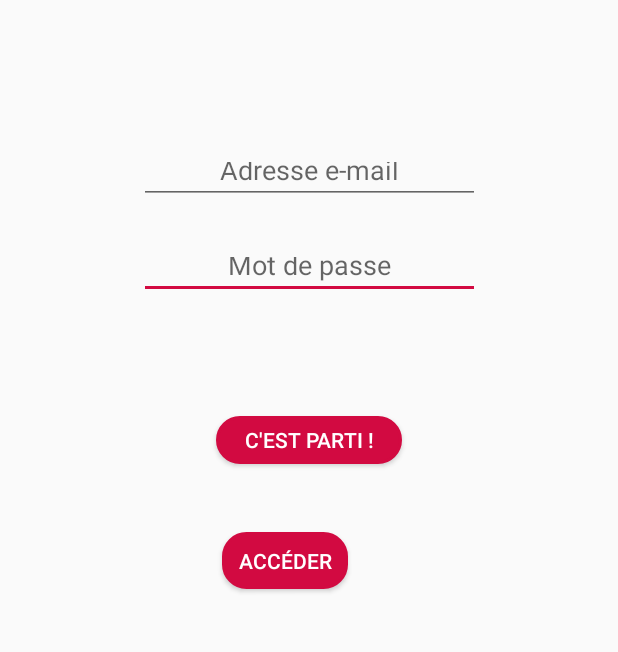
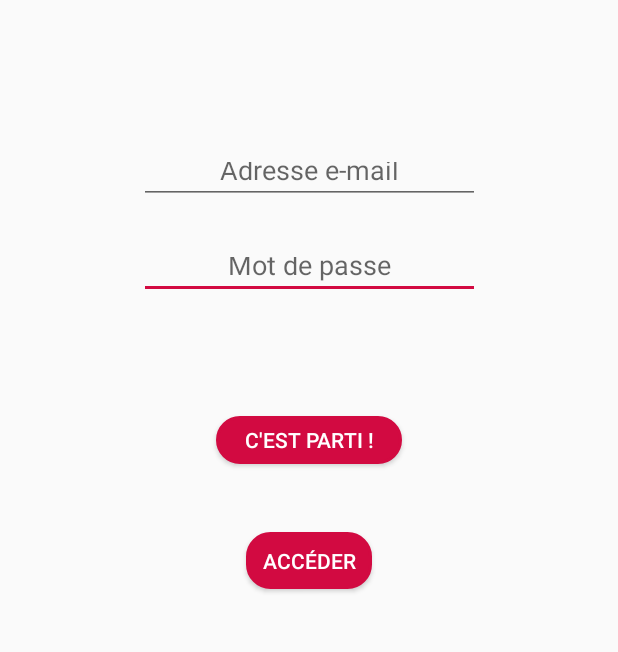
Before and after one commit to Haingue/SportIn, an Android app: the PageLogin screen opened directly, with no data from a screen before it, on a phone screen of 412 x 824 dp, the part 138-790 px from its top. Run offline under Robolectric (Android 15) with nearby library versions, the phone set to English and light mode, and no system bars.

Commit message:
gestion rotation sur la page login

```diff
--- a/SportIn/app/src/main/java/fr/univ_lille1/iutinfo/sportin/PageNav.java
+++ b/SportIn/app/src/main/java/fr/univ_lille1/iutinfo/sportin/PageNav.java
@@ -60,6 +60,7 @@ public class PageNav extends AppCompatActivity
         startActivity(connect);*/
 
         listProg = new ArrayList<>();
+        //TODO modifier le for (en while enventuellement?)
         for(int i = 0;i<10 ; i++){ //TODO ajouter toutes les rencontres futures de l'utilisateur
             String nomSport ="Nom du sport";
             String nomSalle="Nom de la salle";
@@ -150,8 +151,6 @@ public class PageNav extends AppCompatActivity
         r.setTextColor(Color.BLACK);
         r.setBackgroundColor(Color.LTGRAY);
 
-        //TODO afficher list
-
         list = (ListView) findViewById(R.id.list);
         final ArrayAdapter<String> adapter = new ArrayAdapter<String>(PageNav.this,
                 android.R.layout.simple_list_item_1, listProg);
@@ -168,8 +167,6 @@ public class PageNav extends AppCompatActivity
         p.setTextColor(Color.BLACK);
         p.setBackgroundColor(Color.LTGRAY);
 
-        //TODO afficher list
-
          list= (ListView) findViewById(R.id.list);
         final ArrayAdapter<String> adapter = new ArrayAdapter<String>(PageNav.this,
                 android.R.layout.simple_list_item_1, listRenc);
--- /dev/null
+++ b/SportIn/app/src/main/res/layout-land/activity_login.xml
@@ -0,0 +1,163 @@
+<?xml version="1.0" encoding="utf-8"?>
+<LinearLayout xmlns:android="http://schemas.android.com/apk/res/android"
+    xmlns:app="http://schemas.android.com/apk/res-auto"
+    xmlns:tools="http://schemas.android.com/tools"
+    android:orientation="vertical" android:layout_width="match_parent"
+    android:layout_height="match_parent">
+
+    <android.support.constraint.ConstraintLayout
+        android:layout_width="match_parent"
+        android:layout_height="match_parent"
+        tools:context="fr.univ_lille1.iutinfo.sportin.PageLogin">
+
+        <EditText
+            android:id="@+id/mdp"
+            android:layout_width="227dp"
+            android:layout_height="38dp"
+            android:layout_marginLeft="8dp"
+            android:layout_marginRight="8dp"
+            android:layout_marginTop="13dp"
+            android:hint="Mot de passe"
+            android:inputType="textPassword"
+            android:textAlignment="center"
+            app:layout_constraintHorizontal_bias="0.501"
+            app:layout_constraintLeft_toLeftOf="parent"
+            app:layout_constraintRight_toRightOf="parent"
+            app:layout_constraintTop_toBottomOf="@+id/mail" />
+
+        <EditText
+            android:id="@+id/mail"
+            android:layout_width="227dp"
+            android:layout_height="38dp"
+            android:layout_marginLeft="8dp"
+            android:layout_marginRight="8dp"
+            android:layout_marginTop="24dp"
+            android:hint="Adresse e-mail"
+            android:inputType="textEmailAddress"
+            android:textAlignment="center"
+            app:layout_constraintHorizontal_bias="0.504"
+            app:layout_constraintLeft_toLeftOf="parent"
+            app:layout_constraintRight_toRightOf="parent"
+            app:layout_constraintTop_toBottomOf="@+id/logo" />
+
+        <ImageView
+            android:id="@+id/logo"
+            android:layout_width="208dp"
+            android:layout_height="62dp"
+            android:layout_marginLeft="8dp"
+            android:layout_marginRight="8dp"
+            android:layout_marginTop="30dp"
+            app:layout_constraintLeft_toLeftOf="parent"
+            app:layout_constraintRight_toRightOf="parent"
+            app:layout_constraintTop_toTopOf="parent"
+            app:srcCompat="@drawable/logo_sportin_blanc" />
+
+        <Button
+            android:id="@+id/valider"
+            android:layout_width="124dp"
+            android:layout_height="32dp"
+            android:layout_marginLeft="8dp"
+            android:layout_marginRight="8dp"
+            android:layout_marginTop="8dp"
+            android:background="@drawable/fond_bouton"
+            android:backgroundTint="@color/color_sportin"
+            android:onClick="popUp"
+            android:text="C'est parti !"
+            android:textColor="@android:color/background_light"
+            app:layout_constraintHorizontal_bias="0.502"
+            app:layout_constraintLeft_toLeftOf="parent"
+            app:layout_constraintRight_toRightOf="parent"
+            app:layout_constraintTop_toBottomOf="@+id/mdp" />
+
+        <Button
+            android:id="@+id/button"
+            android:layout_width="84dp"
+            android:layout_height="38dp"
+            android:layout_marginTop="8dp"
+            android:background="@drawable/fond_bouton"
+            android:onClick="onNav"
+            android:text="Accéder"
+            android:textColor="@android:color/white"
+            app:layout_constraintTop_toBottomOf="@+id/valider"
+            android:layout_marginLeft="8dp"
+            app:layout_constraintLeft_toLeftOf="parent"
+            android:layout_marginRight="8dp"
+            app:layout_constraintRight_toRightOf="parent"
+            app:layout_constraintHorizontal_bias="0.495" />
+
+
+    </android.support.constraint.ConstraintLayout>
+
+    <EditText
+        android:id="@+id/editText"
+        android:layout_width="match_parent"
+        android:layout_height="38dp"
+        android:layout_marginLeft="8dp"
+        android:layout_marginRight="8dp"
+        android:layout_marginTop="25dp"
+        android:hint="Mot de passe"
+        android:inputType="textPassword"
+        android:textAlignment="center"
+        app:layout_constraintHorizontal_bias="0.503"
+        app:layout_constraintLeft_toLeftOf="parent"
+        app:layout_constraintRight_toRightOf="parent"
+        app:layout_constraintTop_toBottomOf="@+id/mail" />
+
+    <EditText
+        android:id="@+id/editText2"
+        android:layout_width="match_parent"
+        android:layout_height="38dp"
+        android:layout_marginLeft="8dp"
+        android:layout_marginRight="8dp"
+        android:layout_marginTop="98dp"
+        android:hint="Adresse e-mail"
+        android:inputType="textEmailAddress"
+        android:textAlignment="center"
+        app:layout_constraintHorizontal_bias="0.503"
+        app:layout_constraintLeft_toLeftOf="parent"
+        app:layout_constraintRight_toRightOf="parent"
+        app:layout_constraintTop_toBottomOf="@+id/logo" />
+
+    <ImageView
+        android:id="@+id/imageView3"
+        android:layout_width="match_parent"
+        android:layout_height="62dp"
+        android:layout_marginLeft="8dp"
+        android:layout_marginRight="8dp"
+        android:layout_marginTop="30dp"
+        app:layout_constraintLeft_toLeftOf="parent"
+        app:layout_constraintRight_toRightOf="parent"
+        app:layout_constraintTop_toTopOf="parent"
+        app:srcCompat="@drawable/logo_sportin_blanc" />
+
+    <Button
+        android:id="@+id/button2"
+        android:layout_width="match_parent"
+        android:layout_height="32dp"
+        android:layout_marginLeft="8dp"
+        android:layout_marginRight="8dp"
+        android:layout_marginTop="78dp"
+        android:background="@drawable/fond_bouton"
+        android:backgroundTint="@color/color_sportin"
+        android:onClick="popUp"
+        android:text="C'est parti !"
+        android:textColor="@android:color/background_light"
+        app:layout_constraintHorizontal_bias="0.501"
+        app:layout_constraintLeft_toLeftOf="parent"
+        app:layout_constraintRight_toRightOf="parent"
+        app:layout_constraintTop_toBottomOf="@+id/mdp"
+        tools:layout_editor_absoluteY="380dp" />
+
+    <Button
+        android:id="@+id/button3"
+        android:layout_width="match_parent"
+        android:layout_height="38dp"
+        android:layout_marginLeft="148dp"
+        android:layout_marginTop="45dp"
+        android:background="@drawable/fond_bouton"
+        android:onClick="onNav"
+        android:text="Accéder"
+        android:textColor="@android:color/white"
+        app:layout_constraintLeft_toLeftOf="parent"
+        app:layout_constraintTop_toBottomOf="@+id/valider" />
+</LinearLayout>
--- a/SportIn/app/src/main/res/layout/activity_login.xml
+++ b/SportIn/app/src/main/res/layout/activity_login.xml
@@ -69,14 +69,16 @@
         android:id="@+id/button"
         android:layout_width="84dp"
         android:layout_height="38dp"
-        android:layout_marginLeft="148dp"
         android:layout_marginTop="45dp"
         android:background="@drawable/fond_bouton"
         android:onClick="onNav"
         android:text="Accéder"
         android:textColor="@android:color/white"
-        app:layout_constraintLeft_toLeftOf="parent"
-        app:layout_constraintTop_toBottomOf="@+id/valider" />
+        app:layout_constraintTop_toBottomOf="@+id/valider"
+        android:layout_marginRight="8dp"
+        app:layout_constraintRight_toRightOf="parent"
+        android:layout_marginLeft="8dp"
+        app:layout_constraintLeft_toLeftOf="parent" />
 
 
 </android.support.constraint.ConstraintLayout>
--- a/SportIn/app/src/main/res/layout/content_scrolling.xml
+++ b/SportIn/app/src/main/res/layout/content_scrolling.xml
@@ -2,8 +2,9 @@
 <LinearLayout xmlns:android="http://schemas.android.com/apk/res/android"
     xmlns:app="http://schemas.android.com/apk/res-auto"
     xmlns:tools="http://schemas.android.com/tools"
-    android:orientation="vertical" android:layout_width="match_parent"
-    android:layout_height="match_parent">
+    android:layout_width="match_parent"
+    android:layout_height="match_parent"
+    android:orientation="horizontal">
 
     <android.support.constraint.ConstraintLayout
         android:layout_width="match_parent"
@@ -52,9 +53,9 @@
             android:id="@+id/renc"
             android:layout_width="161dp"
             android:layout_height="48dp"
-            android:layout_marginLeft="16dp"
+            android:layout_marginLeft="15dp"
             android:layout_marginStart="16dp"
-            android:layout_marginTop="28dp"
+            android:layout_marginTop="30dp"
             android:background="@android:color/black"
             android:onClick="rencontre"
             android:text="Rencontres sportives"
--- a/SportIn/app/src/main/res/layout/nav_header_main.xml
+++ b/SportIn/app/src/main/res/layout/nav_header_main.xml
@@ -3,27 +3,30 @@
     xmlns:app="http://schemas.android.com/apk/res-auto"
     android:layout_width="match_parent"
     android:layout_height="@dimen/nav_header_height"
-    android:background="@android:color/background_dark"
+    android:background="@color/gris_oui"
     android:gravity="bottom"
     android:orientation="vertical"
     android:paddingBottom="@dimen/activity_vertical_margin"
     android:paddingLeft="@dimen/activity_horizontal_margin"
     android:paddingRight="@dimen/activity_horizontal_margin"
     android:paddingTop="@dimen/activity_vertical_margin"
-    android:theme="@style/ThemeOverlay.AppCompat.Dark">
+    android:theme="@style/ThemeOverlay.AppCompat.Dark"
+    android:weightSum="1">
 
     <ImageView
         android:id="@+id/imageView"
-        android:layout_width="76dp"
+        android:layout_width="171dp"
         android:layout_height="60dp"
         android:paddingTop="@dimen/nav_header_vertical_spacing"
-        app:srcCompat="@drawable/logo_sportin_noir" />
+        app:srcCompat="@drawable/logo_sportin_noir"
+        android:layout_weight="0.36" />
 
     <TextView
         android:layout_width="match_parent"
         android:layout_height="wrap_content"
         android:paddingTop="@dimen/nav_header_vertical_spacing"
         android:text="Menu"
-        android:textAppearance="@style/TextAppearance.AppCompat.Body1" />
+        android:textAppearance="@style/TextAppearance.AppCompat.Body1"
+        android:textStyle="bold" />
 
 </LinearLayout>
--- a/SportIn/app/src/main/res/menu/activity_nav_drawer.xml
+++ b/SportIn/app/src/main/res/menu/activity_nav_drawer.xml
@@ -4,15 +4,15 @@
     <group android:checkableBehavior="single">
         <item
             android:id="@+id/nav_camera"
-            android:icon="@drawable/logo_in_blanc"
+            android:icon="@android:drawable/ic_menu_agenda"
             android:title="Mes rencontres sportives" />
         <item
             android:id="@+id/nav_gallery"
-            android:icon="@drawable/logo_in_blanc"
+            android:icon="?android:attr/fingerprintAuthDrawable"
             android:title="Mon profil" />
         <item
             android:id="@+id/nav_slideshow"
-            android:icon="@drawable/logo_in_blanc"
+            android:icon="@android:drawable/stat_notify_chat"
             android:title="Messages directs" />
 
     </group>
--- a/SportIn/app/src/main/res/values/colors.xml
+++ b/SportIn/app/src/main/res/values/colors.xml
@@ -1,7 +1,8 @@
 <?xml version="1.0" encoding="utf-8"?>
 <resources>
     <color name="colorPrimary">#d20a41</color>
-    <color name="colorPrimaryDark">#303F9F</color>
+    <color name="colorPrimaryDark">#000000</color>
     <color name="colorAccent">#d20a41</color>
     <color name="color_sportin">#d20a41</color>
+    <color name="gris_oui">#373737</color>
 </resources>
```
